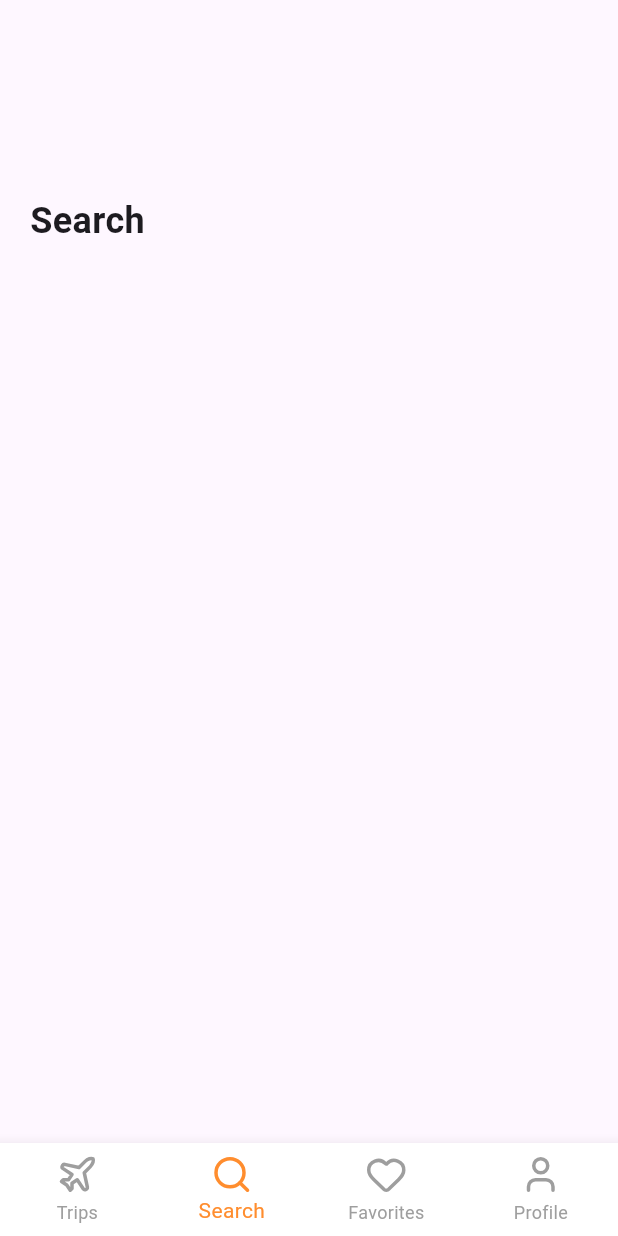
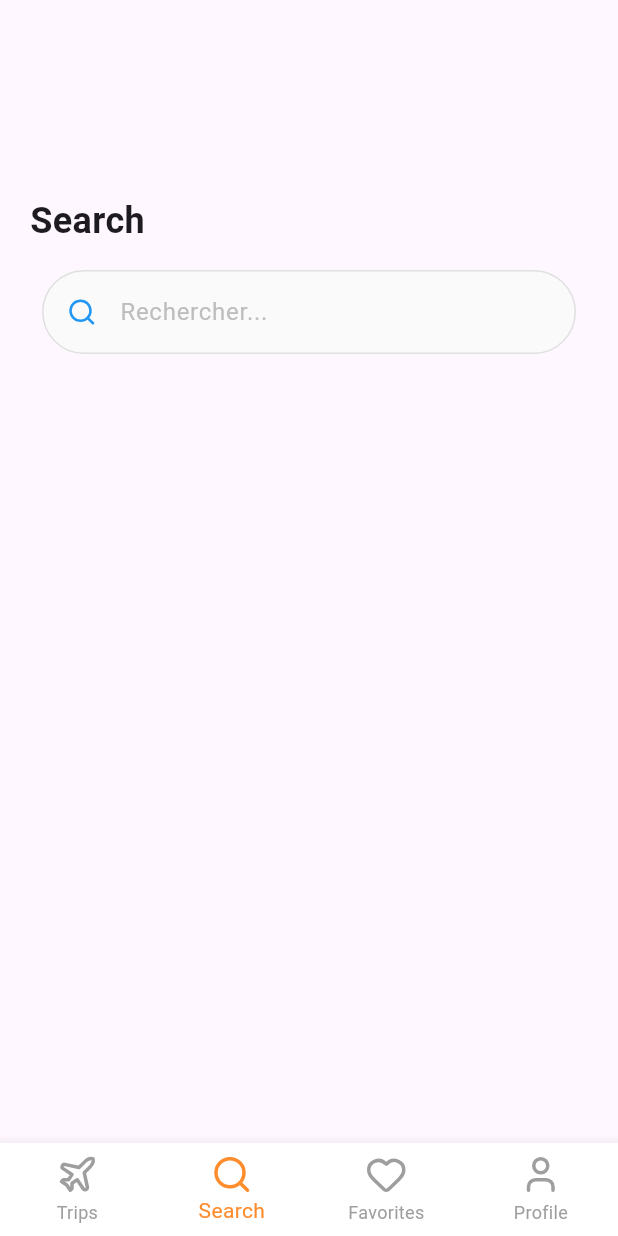
Before and after one commit to iassadki/nomad, a Flutter app: the search screen opened by its route, on a phone screen of 412 x 824 dp. Run offline on Flutter 3.47's test engine with Material 3 defaults, Android fonts, the light colour scheme and no system bars; our stand-ins replace lucide_icons.

Commit message:
Search Screen

```diff
--- a/lib/components/custom_back_button.dart
+++ b/lib/components/custom_back_button.dart
@@ -1,6 +1,5 @@
 import 'package:flutter/material.dart';
 
-// ✅ Renomme en CustomBackButton
 class CustomBackButton extends StatelessWidget {
   final VoidCallback? onPressed;
   final Color backgroundColor;
--- /dev/null
+++ b/lib/components/input_text_field.dart
@@ -0,0 +1,50 @@
+import 'package:flutter/material.dart';
+import 'package:lucide_icons/lucide_icons.dart';
+
+class InputTextField extends StatelessWidget {
+  final String hintText;
+  final IconData icon;
+  final Color iconColor;
+  final TextEditingController? controller;
+  final Function(String)? onChanged;
+
+  const InputTextField({
+    super.key,
+    this.hintText = 'Enter a search term',
+    this.icon = LucideIcons.search,
+    this.iconColor = const Color.fromARGB(255, 0, 0, 0),
+    this.controller,
+    this.onChanged,
+  });
+
+  @override
+  Widget build(BuildContext context) {
+    return Padding(
+      padding: const EdgeInsets.symmetric(horizontal: 8, vertical: 16),
+      child: TextField(
+        controller: controller,
+        onChanged: onChanged,
+        decoration: InputDecoration(
+          border: OutlineInputBorder(borderRadius: BorderRadius.circular(50)),
+          focusedBorder: OutlineInputBorder(
+            borderRadius: BorderRadius.circular(50),
+            borderSide: BorderSide(color: iconColor, width: 2),
+          ),
+          enabledBorder: OutlineInputBorder(
+            borderRadius: BorderRadius.circular(50),
+            borderSide: BorderSide(color: Colors.grey.shade300),
+          ),
+          hintText: hintText,
+          hintStyle: TextStyle(color: Colors.grey.shade400),
+          filled: true,
+          fillColor: Colors.grey.shade50,
+          contentPadding: EdgeInsets.symmetric(horizontal: 20, vertical: 16),
+          prefixIcon: Padding(
+            padding: const EdgeInsets.only(left: 15, right: 10),
+            child: Icon(icon, color: iconColor, size: 20),
+          ),
+        ),
+      ),
+    );
+  }
+}
--- a/lib/screens/navbar/search.dart
+++ b/lib/screens/navbar/search.dart
@@ -1,5 +1,7 @@
 import 'package:flutter/material.dart';
+import 'package:lucide_icons/lucide_icons.dart';
 import '../../components/bottom_nav_bar.dart';
+import '../../components/input_text_field.dart';
 
 class search extends StatefulWidget {
   const search({super.key});
@@ -34,6 +36,14 @@ class _searchState extends State<search> {
               style: TextStyle(fontSize: 24, fontWeight: FontWeight.bold),
             ),
 
+            InputTextField(
+              hintText: 'Rechercher...',
+              icon: LucideIcons.search,
+              iconColor: Colors.blue,
+              onChanged: (value) {
+                print('Recherche: $value');
+              },
+            ),
             const SizedBox(height: 20),
           ],
         ),
--- a/lib/screens/trip_related/my_trip.dart
+++ b/lib/screens/trip_related/my_trip.dart
@@ -3,7 +3,6 @@ import 'package:lucide_icons/lucide_icons.dart';
 import '../../components/icon_label_card.dart';
 import '../../components/custom_back_button.dart';
 import '../../components/bottom_nav_bar.dart';
-import '../navbar/trips.dart';
 
 class my_trip extends StatefulWidget {
   const my_trip({super.key});
```
